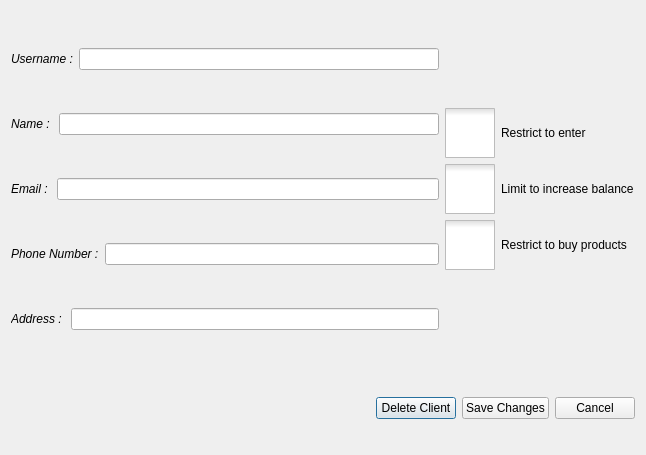
This is AP/edit_client_dialog.ui in AP-projects-4001/Guys as Qt 5 draws it before an edit. The edited form follows.
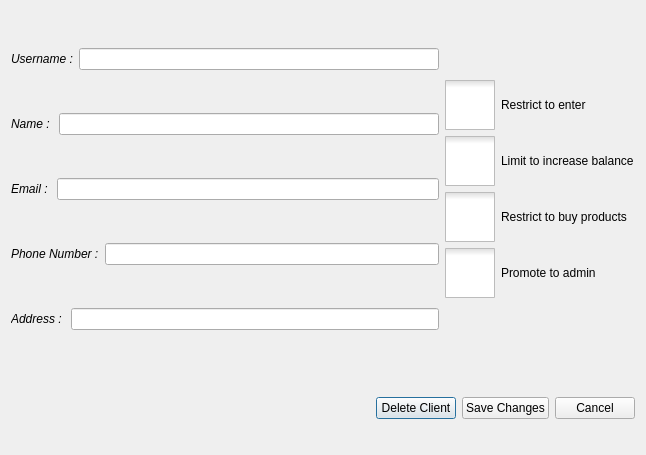
This is the edited form. Icons and pictures are not drawn.

Commit message: Add new access feature for admin

Patch:
```diff
--- a/AP/edit_client_dialog.ui
+++ b/AP/edit_client_dialog.ui
@@ -238,6 +238,34 @@
              </property>
             </widget>
            </item>
+           <item>
+            <widget class="QCheckBox" name="checkBox_admin">
+             <property name="styleSheet">
+              <string notr="true">QCheckBox::indicator
+{
+    width: 50px;
+    height: 50px;
+}
+
+QCheckBox::indicator:unchecked
+{
+    image: url(&quot;:/included_images/off-button.png&quot;);
+	border: none;
+	background-color: none;
+}
+
+QCheckBox::indicator:checked
+{
+    image: url(&quot;:/included_images/on-button.png&quot;);
+	border: none;
+	background-color: none;
+}</string>
+             </property>
+             <property name="text">
+              <string>Promote to admin</string>
+             </property>
+            </widget>
+           </item>
           </layout>
          </item>
          <item>
```
The commit also changes 4 other files.
